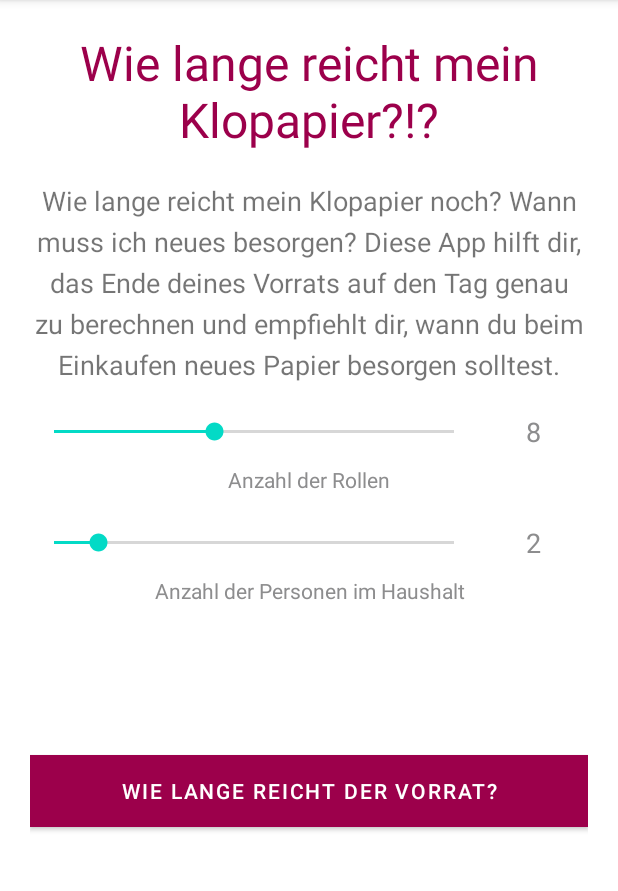
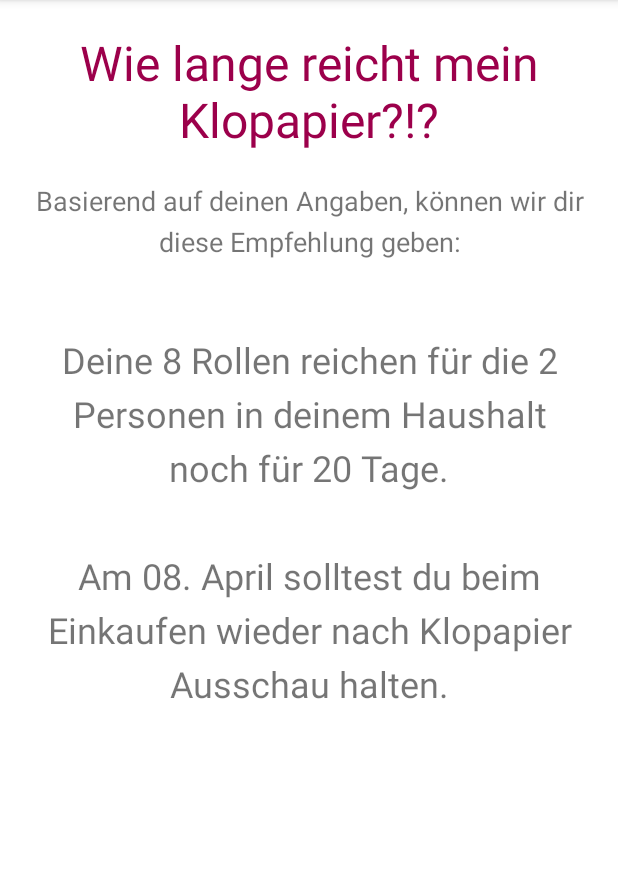
Before and after one commit to Android-Regensburg/G02-KlopapierRechner, an Android app: the screen it shows after launch (InputActivity before the commit, OutputActivity after it), after a tap on "WIE LANGE REICHT DER VORRAT?", on a phone screen of 412 x 824 dp, the part 84-975 px from its top. Run offline under Robolectric (Android 15) with nearby library versions, the phone set to English and light mode, and no system bars.

Commit message:
Send input to seconds activity and display results

```diff
--- a/app/src/main/AndroidManifest.xml
+++ b/app/src/main/AndroidManifest.xml
@@ -16,6 +16,7 @@
                 <category android:name="android.intent.category.LAUNCHER" />
             </intent-filter>
         </activity>
+        <activity android:name=".OutputActivity"></activity>
     </application>
 
 </manifest>
--- a/app/src/main/java/de/ur/mi/android/guides/klopapierrechner/InputActivity.java
+++ b/app/src/main/java/de/ur/mi/android/guides/klopapierrechner/InputActivity.java
@@ -91,6 +91,25 @@ public class InputActivity extends AppCompatActivity implements SeekBar.OnSeekBa
     }
 
     /**
+     * Wird aus der Callback-Methode des Button-Listeners aufgerufen und startet die zweite Activity
+     * mit den aktuellen Werten aus den SeekBars bzw. TextViews.
+     */
+    private void onResultButtonClicked() {
+        // Auslesen der aktuell ausgewählten Anzahl an Klopapierrollen
+        int numberOfRolls = Integer.parseInt(currentRollCount.getText().toString());
+        // Auslesen der aktuell ausgewählten Anzahl an Personen im Haushalt
+        int numberOfPeople = Integer.parseInt(currentNumberOfPeople.getText().toString());
+        // Erstellen des Intents zum Wechsel von dieser in die nächste Activit
+        Intent intent = new Intent(InputActivity.this, OutputActivity.class);
+        // Hinzufügen der ausgewählten Werte zum Intent, damit diese in der nächsten Activity
+        // genutzt werden können
+        intent.putExtra(Config.ROLL_KEY, numberOfRolls);
+        intent.putExtra(Config.PEOPLE_KEY, numberOfPeople);
+        // Starten der zweiten Activity
+        startActivity(intent);
+    }
+
+    /**
      * Callback-Methode, über die diese Activity über Änderungen an den SeekBars informiert wird.
      */
     @Override
@@ -140,10 +159,10 @@ public class InputActivity extends AppCompatActivity implements SeekBar.OnSeekBa
      */
     @Override
     public void onClick(View v) {
-        // Auslesen der aktuell ausgewählten Anzahl an Klopapierrollen
-        int numberOfRolls = Integer.parseInt(currentRollCount.getText().toString());
-        // Auslesen der aktuell ausgewählten Anzahl an Personen im Haushalt
-        int numberOfPeople = Integer.parseInt(currentNumberOfPeople.getText().toString());
+        // Die Programmlogik bzw. der Ablauf, der beim Klick auf den Button ausgeführt wird, wird
+        // in einer separaten Methode implementiert. Versuchen Sie die Callback-Methode so
+        // übersichtlich wie möglich zu halten.
+        onResultButtonClicked();
     }
 
 }
--- /dev/null
+++ b/app/src/main/java/de/ur/mi/android/guides/klopapierrechner/OutputActivity.java
@@ -0,0 +1,74 @@
+package de.ur.mi.android.guides.klopapierrechner;
+
+import android.os.Bundle;
+import android.widget.TextView;
+
+import androidx.annotation.Nullable;
+import androidx.appcompat.app.AppCompatActivity;
+
+import de.ur.mi.android.guides.klopapierrechner.calculator.Config;
+import de.ur.mi.android.guides.klopapierrechner.calculator.LooRollCalculator;
+
+/**
+ * Diese Activity dient der Ausgabe der berechneten Informationen zum Klopapiervorrat
+ */
+
+public class OutputActivity extends AppCompatActivity {
+
+    // Instanzvariable für Referenz auf TextView zum Anzeigen der Infonachricht
+    private TextView resultView;
+
+    @Override
+    protected void onCreate(@Nullable Bundle savedInstanceState) {
+        super.onCreate(savedInstanceState);
+        initUI();
+        initResultText();
+    }
+
+    private void initUI() {
+        setContentView(R.layout.activity_output);
+        resultView = findViewById(R.id.resultView);
+    }
+
+    /**
+     * Die Methode benutzt die per Intent aus der vorherigen Activity erhaltenen Werte um, mit Hilfe
+     * einer separten LooRollCalculator-Klasse einen Informationstext für die NutzerInnen zu
+     * erzeugen und im UI anzuzeigen.
+     */
+    private void initResultText() {
+        // Erzeugen einer Instanz der Hilfsklasse für die Vorratsberechnung
+        LooRollCalculator calculator = new LooRollCalculator();
+        // Auslesen der übergebenen Extras aus dem Intent
+        Bundle extras = getIntent().getExtras();
+        // Auslesen der übergebenen Anzahl an vorhandenen Klopapierrollen
+        int numberOfRolls = extras.getInt(Config.ROLL_KEY);
+        // Auslesen der übergebenen Anzahl an Personen im Haushalt
+        int numberOfPeople = extras.getInt(Config.PEOPLE_KEY);
+        // Berechnen der geschätzten Werte mit Hilfe des LooRollCalculator
+        calculator.setNumberOfRolls(numberOfRolls);
+        calculator.setNumberOfPeople(numberOfPeople);
+        int daysUntilSupplyDepleted = calculator.getSupplyInDays();
+        String dayForNextShoppingTrip = calculator.getDayForNextShoppingTrip();
+        // Erzeugen und Anzeigen der Infonachricht im UI
+        resultView.setText(createResultMessage(numberOfRolls, numberOfPeople, daysUntilSupplyDepleted, dayForNextShoppingTrip));
+    }
+
+    /**
+     * Die Methode baut aus den übergebenen Werten und der in strings.xml gespeicherten Vorlage den
+     * Informationstext zusammen, der im UI angezeigt werden soll.
+     *
+     * @param numberOfRolls          Anzahl der vorrätigen Rollen
+     * @param numberOfPeople         Anzahl der Personen im Haushalt
+     * @param daysUntilSuplyDepleted Geschätzte Anzahl der Tage, bis Vorrat aufgebraucht ist
+     * @param dayForNextShoppingTrip Geschätztes Datum, an dem neues Klopaier gekauft werden sollte
+     * @return Zusammengebauter Informationstext
+     */
+    private String createResultMessage(int numberOfRolls, int numberOfPeople, int daysUntilSuplyDepleted, String dayForNextShoppingTrip) {
+        String msg = getResources().getString(R.string.resultString);
+        msg = msg.replace("$ROLLS", String.valueOf(numberOfRolls));
+        msg = msg.replace("$PEOPLE", String.valueOf(numberOfPeople));
+        msg = msg.replace("$DAYS", String.valueOf(daysUntilSuplyDepleted));
+        msg = msg.replace("$SHOPPING_DAY", dayForNextShoppingTrip);
+        return msg;
+    }
+}
--- /dev/null
+++ b/app/src/main/res/layout/activity_output.xml
@@ -0,0 +1,41 @@
+<?xml version="1.0" encoding="utf-8"?>
+<androidx.constraintlayout.widget.ConstraintLayout xmlns:android="http://schemas.android.com/apk/res/android"
+    android:layout_width="match_parent"
+    android:layout_height="match_parent">
+
+    <LinearLayout
+        android:layout_width="match_parent"
+        android:layout_height="match_parent"
+        android:orientation="vertical"
+        android:padding="20dp">
+
+        <TextView
+            android:layout_width="match_parent"
+            android:layout_height="wrap_content"
+            android:layout_marginBottom="20dp"
+            android:text="@string/title"
+            android:textAlignment="center"
+            android:textColor="@color/colorPrimary"
+            android:textSize="32sp" />
+
+        <TextView
+            android:layout_width="match_parent"
+            android:layout_height="wrap_content"
+            android:lineHeight="27sp"
+            android:text="@string/resultInfo"
+            android:textAlignment="center"
+            android:textSize="18sp" />
+
+        <TextView
+            android:id="@+id/resultView"
+            android:layout_width="match_parent"
+            android:layout_height="wrap_content"
+            android:layout_marginTop="50dp"
+            android:lineHeight="36sp"
+            android:text="@string/resultString"
+            android:textAlignment="center"
+            android:textSize="24sp" />
+
+    </LinearLayout>
+
+</androidx.constraintlayout.widget.ConstraintLayout>
```
